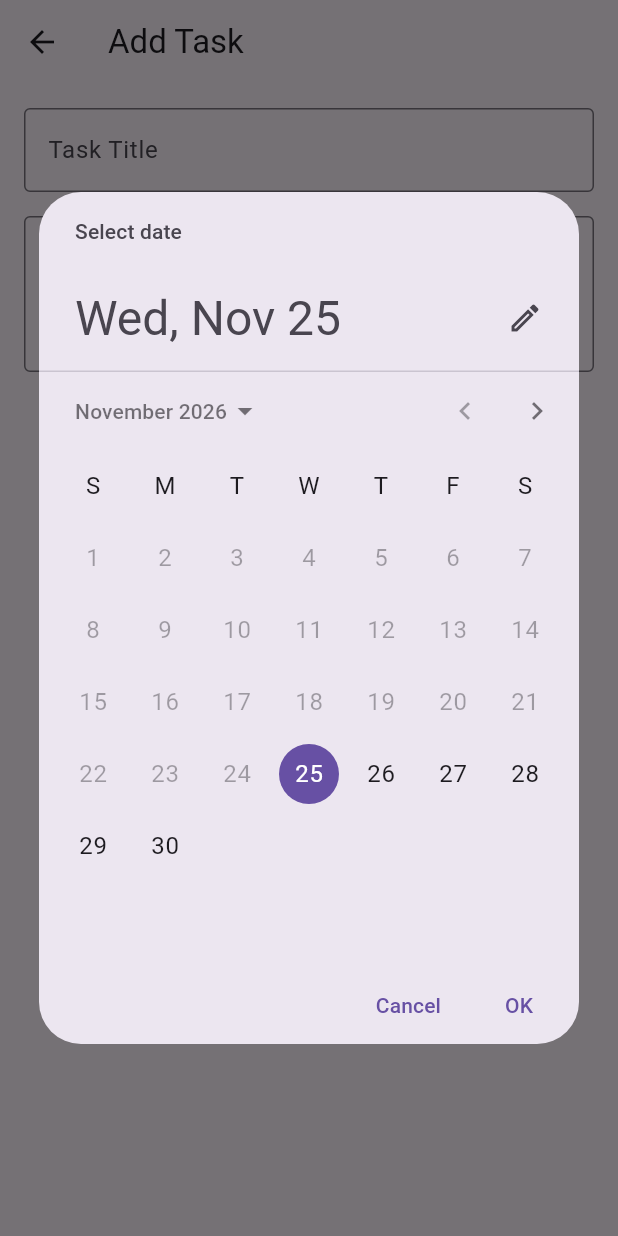
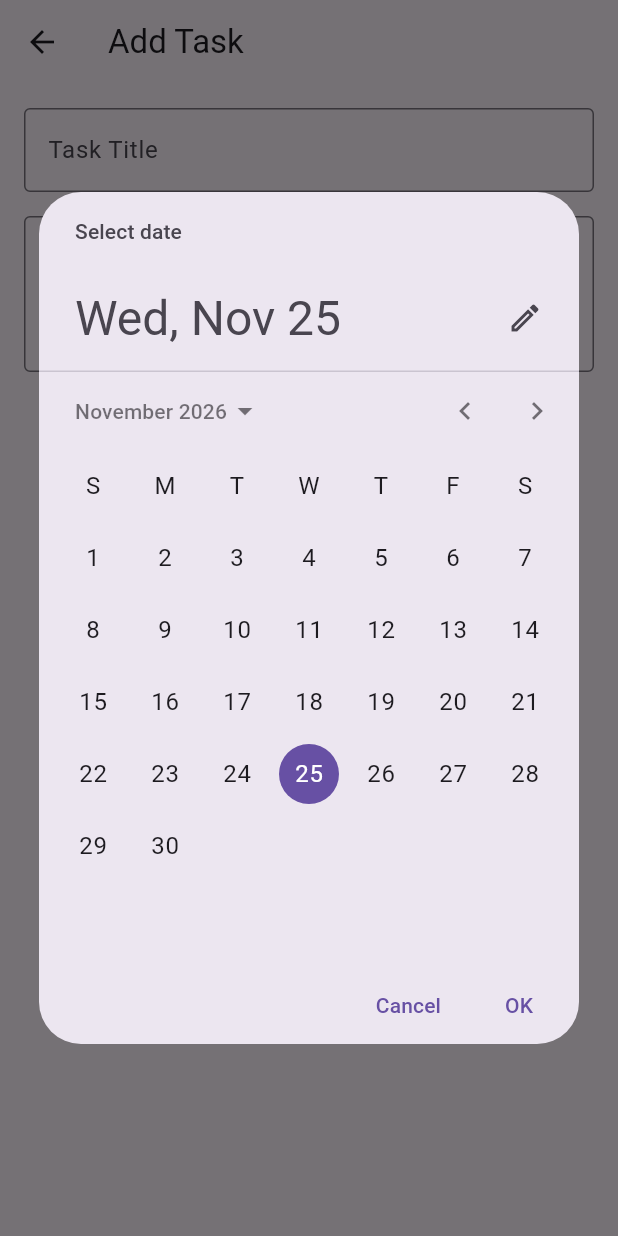
Before and after one commit to mayanksongade-byte/task-manager-app, a Flutter app: the AddEditTaskScreen screen opened directly, after a tap on "Select Due Date", on a phone screen of 412 x 824 dp. Run offline on Flutter 3.47's test engine with Material 3 defaults, Android fonts, the phone set to English and light mode, and no system bars; our stand-ins replace get, sqflite; accounts and stored records are empty.

Commit message:
fix: improve date picker and add edit screen title

```diff
--- a/lib/screens/add_edit_task_screen.dart
+++ b/lib/screens/add_edit_task_screen.dart
@@ -9,16 +9,11 @@ class AddEditTaskScreen extends StatefulWidget {
   // null means we are creating a new task.
   final TaskModel? task;
 
-  const AddEditTaskScreen({
-    super.key,
-    this.task,
-  });
+  const AddEditTaskScreen({super.key, this.task});
 
   @override
   State<AddEditTaskScreen> createState() => _AddEditTaskScreenState();
 }
-
-
 
 class _AddEditTaskScreenState extends State<AddEditTaskScreen> {
   // Checks whether this screen is editing an existing task.
@@ -49,8 +44,8 @@ class _AddEditTaskScreenState extends State<AddEditTaskScreen> {
   Future<void> pickDate() async {
     final date = await showDatePicker(
       context: context,
-      initialDate: DateTime.now(),
-      firstDate: DateTime.now(),
+      initialDate: selectedDate ?? DateTime.now(),
+      firstDate: DateTime(2000),
       lastDate: DateTime(2035),
     );
 
@@ -62,7 +57,6 @@ class _AddEditTaskScreenState extends State<AddEditTaskScreen> {
   }
 
   // Saves and update  the new task.
-
 
   Future<void> saveTask() async {
     // Check whether the user entered all required information.
@@ -108,8 +102,6 @@ class _AddEditTaskScreenState extends State<AddEditTaskScreen> {
     }
   }
 
-
-
   @override
   void dispose() {
     // Clean up the text controllers when leaving this screen.
@@ -121,7 +113,7 @@ class _AddEditTaskScreenState extends State<AddEditTaskScreen> {
   @override
   Widget build(BuildContext context) {
     return Scaffold(
-      appBar: AppBar(title: const Text('Add Task')),
+      appBar: AppBar(title: Text(isEditing ? 'Edit Task' : 'Add Task')),
       body: Padding(
         padding: const EdgeInsets.all(16),
         child: Column(
```
